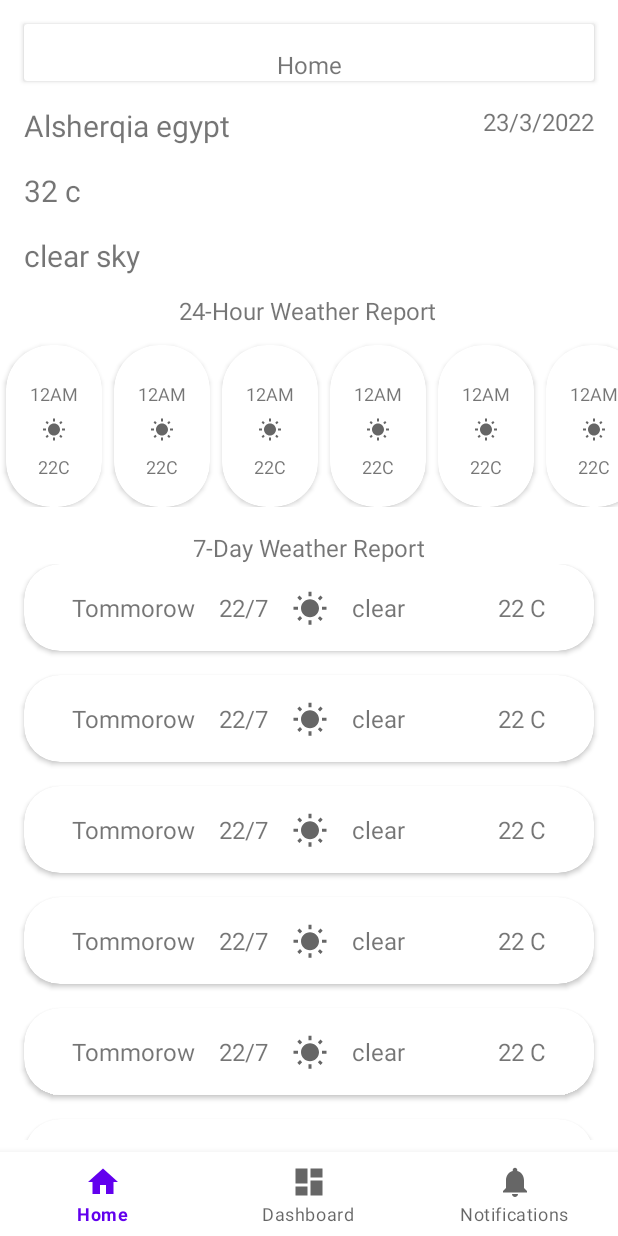
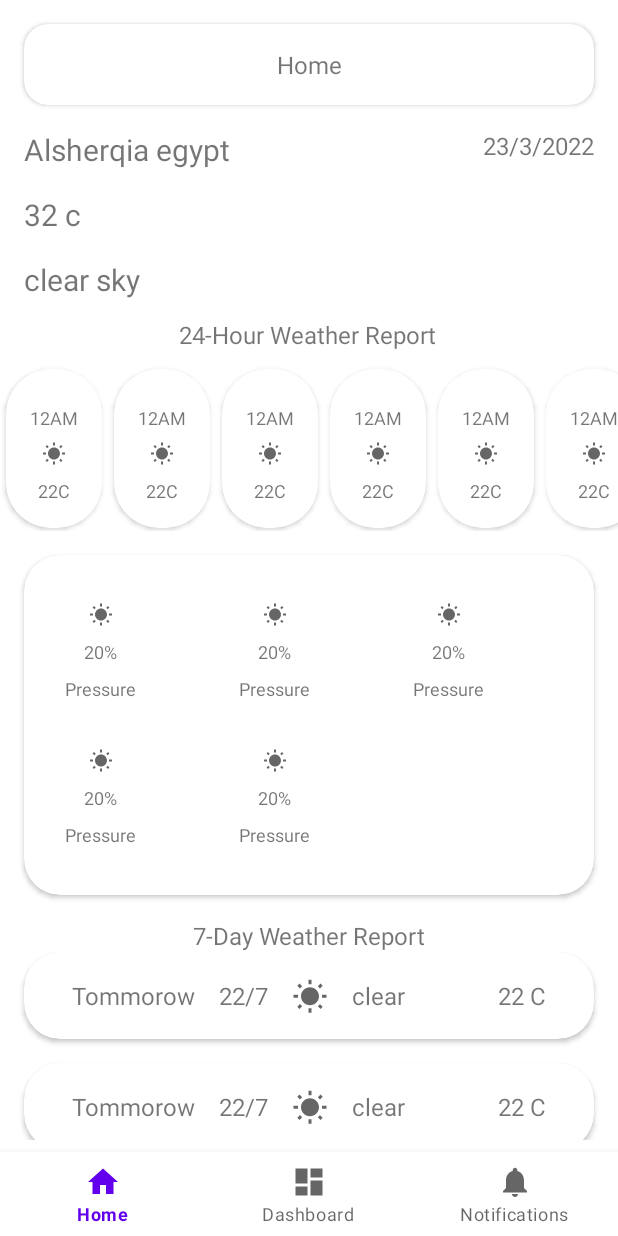
Before and after one commit to AhmedAbdallah125/WeatherForecastApplication, an Android app: the screen it shows after launch (HomeActivity), on a phone screen of 412 x 824 dp. Run offline under Robolectric (Android 15) with nearby library versions, the phone set to English and light mode, and no system bars; our stand-ins replace navigation-ui.

Commit message:
handle home Ui

```diff
--- /dev/null
+++ b/app/src/main/java/com/example/weatherforecastapplication/home/view/ConditionAdapter.kt
@@ -0,0 +1,46 @@
+package com.example.weatherforecastapplication.home.view
+
+import android.view.LayoutInflater
+import android.view.View
+import android.view.ViewGroup
+import android.widget.BaseAdapter
+import androidx.fragment.app.Fragment
+import androidx.recyclerview.widget.RecyclerView
+import com.example.weatherforecastapplication.databinding.CardLayoutDayWeatherBinding
+import com.example.weatherforecastapplication.databinding.CardLayoutGridItemBinding
+import com.example.weatherforecastapplication.model.Condition
+
+class ConditionAdapter(
+    private val fragment: Fragment
+) : RecyclerView.Adapter<ConditionAdapter.ViewHolder>() {
+    private var conditionList = emptyList<Condition>()
+    fun setConditions(conditions: List<Condition>) {
+        this.conditionList = conditions
+    }
+
+
+    override fun onCreateViewHolder(parent: ViewGroup, viewType: Int): ViewHolder =
+        ViewHolder(
+            CardLayoutGridItemBinding.inflate(
+                LayoutInflater.from(parent.context),
+                parent,
+                false
+            )
+        )
+
+    override fun onBindViewHolder(holder: ViewHolder, position: Int) {
+        holder.binding.imgGrid.setImageResource(conditionList[position].img)
+        holder.binding.txtGridDes.text = conditionList[position].des
+        holder.binding.txtGridName.text = conditionList[position].name
+    }
+
+    override fun getItemCount(): Int {
+        return conditionList.size
+    }
+
+    inner class ViewHolder(
+        val binding: CardLayoutGridItemBinding
+    ) : RecyclerView.ViewHolder(binding.root) {
+
+    }
+}
--- a/app/src/main/java/com/example/weatherforecastapplication/home/view/HomeFragment.kt
+++ b/app/src/main/java/com/example/weatherforecastapplication/home/view/HomeFragment.kt
@@ -1,18 +1,18 @@
 package com.example.weatherforecastapplication.home.view
 
-import android.graphics.drawable.GradientDrawable
-import android.icu.lang.UCharacter
 import android.os.Bundle
 import android.view.LayoutInflater
 import android.view.View
 import android.view.ViewGroup
 import androidx.fragment.app.Fragment
 import androidx.lifecycle.ViewModelProvider
+import androidx.recyclerview.widget.GridLayoutManager
 import androidx.recyclerview.widget.LinearLayoutManager
 import androidx.recyclerview.widget.RecyclerView
 import com.example.weatherforecastapplication.R
 import com.example.weatherforecastapplication.databinding.FragmentHomeBinding
 import com.example.weatherforecastapplication.home.viewmodel.HomeViewModel
+import com.example.weatherforecastapplication.model.Condition
 import com.example.weatherforecastapplication.model.WeatherDay
 import com.example.weatherforecastapplication.model.WeatherHour
 
@@ -21,6 +21,7 @@ class HomeFragment : Fragment() {
     private var _binding: FragmentHomeBinding? = null
     private lateinit var weatherDayAdapter: WeatherDayAdapter
     private lateinit var weatherHourAdapter: WeatherHourAdapter
+    private lateinit var conditionAdapter: ConditionAdapter
 
     // This property is only valid between onCreateView and
     // onDestroyView.
@@ -47,6 +48,7 @@ class HomeFragment : Fragment() {
         super.onViewCreated(view, savedInstanceState)
         initHourRecycle()
         intDayRecycle()
+        initConditions()
         addDummyData()
 
     }
@@ -81,8 +83,17 @@ class HomeFragment : Fragment() {
             WeatherHour("12AM", R.drawable.ic_baseline_wb_sunny_24, "22C"),
             WeatherHour("12AM", R.drawable.ic_baseline_wb_sunny_24, "22C"),
         )
+        var condition = listOf<Condition>(
+            Condition(R.drawable.ic_baseline_wb_sunny_24, "20%", "Pressure"),
+            Condition(R.drawable.ic_baseline_wb_sunny_24, "20%", "Pressure"),
+            Condition(R.drawable.ic_baseline_wb_sunny_24, "20%", "Pressure"),
+            Condition(R.drawable.ic_baseline_wb_sunny_24, "20%", "Pressure"),
+            Condition(R.drawable.ic_baseline_wb_sunny_24, "20%", "Pressure")
+
+        )
         weatherHourAdapter.setWeatherHours(weatherHour)
         weatherDayAdapter.setWeatherDay(weatherDays)
+        conditionAdapter.setConditions(condition)
     }
 
     private fun intDayRecycle() {
@@ -93,6 +104,17 @@ class HomeFragment : Fragment() {
                 requireParentFragment().requireContext(),
                 RecyclerView.VERTICAL, false
             )
+        }
+    }
+
+    private fun initConditions() {
+        conditionAdapter = ConditionAdapter(requireParentFragment())
+        _binding?.recyViewConditionDescription.apply {
+            this?.adapter = conditionAdapter
+            this?.layoutManager = GridLayoutManager(
+                requireContext(), 3,RecyclerView.VERTICAL,false
+            )
+            this?.setHasFixedSize(true)
         }
     }
 
--- a/app/src/main/java/com/example/weatherforecastapplication/model/WeatherDay.kt
+++ b/app/src/main/java/com/example/weatherforecastapplication/model/WeatherDay.kt
@@ -13,3 +13,9 @@ data class WeatherHour(
     var img: Int,
     var temp: String
 )
+
+data class Condition(
+    var img: Int,
+    var des: String,
+    var name: String
+)
--- /dev/null
+++ b/app/src/main/res/layout/card_layout_grid_item.xml
@@ -0,0 +1,45 @@
+<?xml version="1.0" encoding="utf-8"?>
+<androidx.constraintlayout.widget.ConstraintLayout xmlns:android="http://schemas.android.com/apk/res/android"
+    xmlns:app="http://schemas.android.com/apk/res-auto"
+    xmlns:tools="http://schemas.android.com/tools"
+    android:layout_width="match_parent"
+    android:layout_height="wrap_content"
+    android:layout_gravity="center_horizontal"
+    android:padding="8dp">
+
+
+    <ImageView
+        android:id="@+id/img_grid"
+        android:layout_width="16dp"
+        android:layout_height="16dp"
+        android:layout_marginTop="8dp"
+
+        app:layout_constraintEnd_toEndOf="@+id/txt_grid_des"
+        app:layout_constraintStart_toStartOf="@+id/txt_grid_des"
+        app:layout_constraintTop_toTopOf="parent"
+        app:srcCompat="@drawable/ic_baseline_wb_sunny_24" />
+
+    <TextView
+        android:id="@+id/txt_grid_des"
+        android:layout_width="wrap_content"
+        android:layout_height="wrap_content"
+        android:layout_marginStart="16dp"
+        android:layout_marginTop="8dp"
+        android:text="clear"
+        android:textSize="12sp"
+        app:layout_constraintStart_toStartOf="parent"
+        app:layout_constraintTop_toBottomOf="@+id/img_grid" />
+
+    <TextView
+        android:id="@+id/txt_grid_name"
+        android:layout_width="wrap_content"
+        android:layout_height="wrap_content"
+        android:layout_marginTop="8dp"
+
+        android:paddingBottom="8dp"
+        android:text="@string/pressure"
+        android:textSize="12sp"
+        app:layout_constraintEnd_toEndOf="@+id/txt_grid_des"
+        app:layout_constraintStart_toStartOf="@+id/txt_grid_des"
+        app:layout_constraintTop_toBottomOf="@+id/txt_grid_des" />
+</androidx.constraintlayout.widget.ConstraintLayout>
--- a/app/src/main/res/layout/card_layout_hours_weather.xml
+++ b/app/src/main/res/layout/card_layout_hours_weather.xml
@@ -5,7 +5,7 @@
     android:layout_marginTop="4dp"
     android:layout_marginStart="4dp"
     android:layout_marginEnd="4dp"
-    android:layout_marginBottom="0dp"
+    android:layout_marginBottom="2dp"
     app:cardCornerRadius="30dp"
     android:layout_width="wrap_content"
 
@@ -15,7 +15,7 @@
 <androidx.constraintlayout.widget.ConstraintLayout
     android:layout_width="match_parent"
     android:padding="16dp"
-    android:layout_height="match_parent">
+    android:layout_height="wrap_content">
 
     <TextView
         android:id="@+id/txt_weat_hour"
@@ -43,6 +43,7 @@
         android:layout_width="wrap_content"
         android:layout_height="wrap_content"
         android:layout_marginTop="8dp"
+        android:paddingBottom="8dp"
         android:text="13 c"
         android:textSize="12sp"
 
--- a/app/src/main/res/layout/fragment_home.xml
+++ b/app/src/main/res/layout/fragment_home.xml
@@ -14,9 +14,11 @@
             android:id="@+id/card_drawer"
             android:layout_width="match_parent"
             android:layout_height="wrap_content"
+            android:layout_marginStart="16dp"
             android:layout_marginTop="16dp"
-            android:layout_marginStart="16dp"
             android:layout_marginEnd="16dp"
+            android:layout_marginBottom="8dp"
+            app:cardCornerRadius="16dp"
             app:layout_constraintEnd_toEndOf="parent"
             app:layout_constraintStart_toStartOf="parent"
             app:layout_constraintTop_toTopOf="parent">
@@ -24,32 +26,22 @@
             <androidx.constraintlayout.widget.ConstraintLayout
                 android:layout_width="match_parent"
                 android:layout_height="wrap_content">
+
                 <TextView
                     android:layout_width="wrap_content"
+                    android:layout_height="wrap_content"
                     android:layout_marginTop="16dp"
-                    app:layout_constraintTop_toTopOf="parent"
+                    android:layout_marginBottom="16dp"
+                    android:text="@string/home"
+                    android:textSize="16sp"
+                    app:layout_constraintBottom_toBottomOf="parent"
+                    app:layout_constraintEnd_toEndOf="parent"
                     app:layout_constraintStart_toStartOf="parent"
-                    app:layout_constraintEnd_toEndOf="parent"
-                    android:layout_height="wrap_content"
-                    android:textSize="16sp"
-                    android:text="@string/home"
-                    />
+                    app:layout_constraintTop_toTopOf="parent" />
 
             </androidx.constraintlayout.widget.ConstraintLayout>
         </androidx.cardview.widget.CardView>
 
-
-        <TextView
-            android:id="@+id/text_dashboard"
-            android:layout_width="match_parent"
-            android:layout_height="wrap_content"
-            android:layout_marginStart="8dp"
-            android:layout_marginEnd="8dp"
-            android:textAlignment="center"
-            android:textSize="20sp"
-            app:layout_constraintTop_toBottomOf="@id/card_drawer"
-            app:layout_constraintEnd_toEndOf="parent"
-            app:layout_constraintStart_toStartOf="parent" />
 
         <TextView
             android:id="@+id/txt_city_name"
@@ -116,22 +108,63 @@
             android:layout_width="match_parent"
             android:layout_height="112dp"
             android:layout_marginTop="8dp"
+            android:layout_marginBottom="8dp"
             android:backgroundTint="@color/black"
             app:layout_constraintEnd_toEndOf="parent"
             app:layout_constraintStart_toStartOf="parent"
             app:layout_constraintTop_toBottomOf="@+id/txt_24_weather_Report"
+            tools:itemCount="6"
             tools:listitem="@layout/card_layout_hours_weather" />
+
+
+        <androidx.cardview.widget.CardView
+            android:id="@+id/constarin_recy_view_condition_description"
+            android:layout_width="match_parent"
+            android:layout_height="wrap_content"
+            app:layout_constraintEnd_toEndOf="parent"
+            app:layout_constraintStart_toStartOf="parent"
+            app:cardCornerRadius="24dp"
+            android:layout_margin="16dp"
+            android:padding="16dp"
+            android:layout_gravity="center_horizontal"
+
+            app:layout_constraintTop_toBottomOf="@+id/recy_view_hour_weather">
+
+            <androidx.constraintlayout.widget.ConstraintLayout
+                android:layout_width="match_parent"
+                android:layout_gravity="center_horizontal"
+
+                android:layout_height="wrap_content">
+
+                <androidx.recyclerview.widget.RecyclerView
+                    android:id="@+id/recy_view_condition_description"
+                    android:layout_gravity="center"
+
+                    android:layout_width="match_parent"
+                    android:layout_height="wrap_content"
+                    android:layout_marginTop="16dp"
+                    android:orientation="horizontal"
+                    android:padding="16dp"
+                    app:layout_constraintBottom_toBottomOf="parent"
+                    app:layout_constraintEnd_toEndOf="parent"
+                    app:layout_constraintStart_toStartOf="parent"
+                    tools:itemCount="6"
+                    tools:listitem="@layout/card_layout_grid_item" />
+            </androidx.constraintlayout.widget.ConstraintLayout>
+        </androidx.cardview.widget.CardView>
+
 
         <TextView
             android:id="@+id/txt_7_day_weat_report"
             android:layout_width="wrap_content"
             android:layout_height="wrap_content"
             android:layout_marginTop="16dp"
+
             android:text="@string/_7_day_weather_report"
             android:textSize="16sp"
             app:layout_constraintEnd_toEndOf="parent"
             app:layout_constraintStart_toStartOf="parent"
-            app:layout_constraintTop_toBottomOf="@+id/recy_view_hour_weather" />
+            app:layout_constraintTop_toBottomOf="@+id/constarin_recy_view_condition_description" />
 
         <androidx.recyclerview.widget.RecyclerView
             android:id="@+id/recy_view_day_weather"
@@ -142,6 +175,7 @@
             app:layout_constraintTop_toBottomOf="@+id/txt_7_day_weat_report"
             tools:listitem="@layout/card_layout_day_weather" />
 
+
     </androidx.constraintlayout.widget.ConstraintLayout>
 
 </androidx.core.widget.NestedScrollView>
--- a/app/src/main/res/values/strings.xml
+++ b/app/src/main/res/values/strings.xml
@@ -1,11 +1,16 @@
 <resources>
     <string name="app_name">WeatherForecastApplication</string>
-    <string name="title_activity_home">HomeActivity</string>
+    <string name="title_activity_home" translatable="false">HomeActivity</string>
     <string name="title_home">Home</string>
-    <string name="title_dashboard">Dashboard</string>
-    <string name="title_notifications">Notifications</string>
+    <string name="title_dashboard" translatable="false">Dashboard</string>
+    <string name="title_notifications" translatable="false">Notifications</string>
     <string name="_24_hour_weather_report">24-Hour Weather Report</string>
     <string name="_7_day_weather_report">7-Day Weather Report</string>
     <string name="tomorrow">Tomorrow</string>
     <string name="home">Home</string>
+    <string name="pressure">Pressure</string>
+    <string name="Humidity">Humidity</string>
+    <string name="Wind">Wind</string>
+    <string name="Visiblity">Visiblity</string>
+    <string name="Cloud">Cloud</string>
 </resources>
```
Also changed, not shown: 1 other file.
